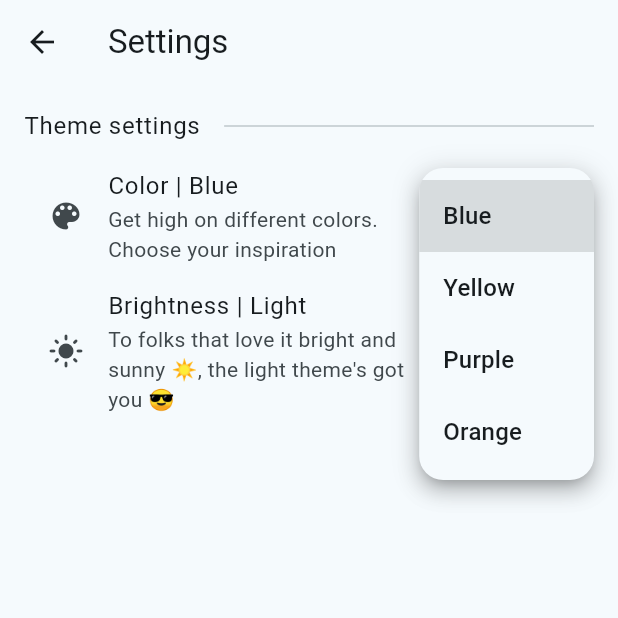
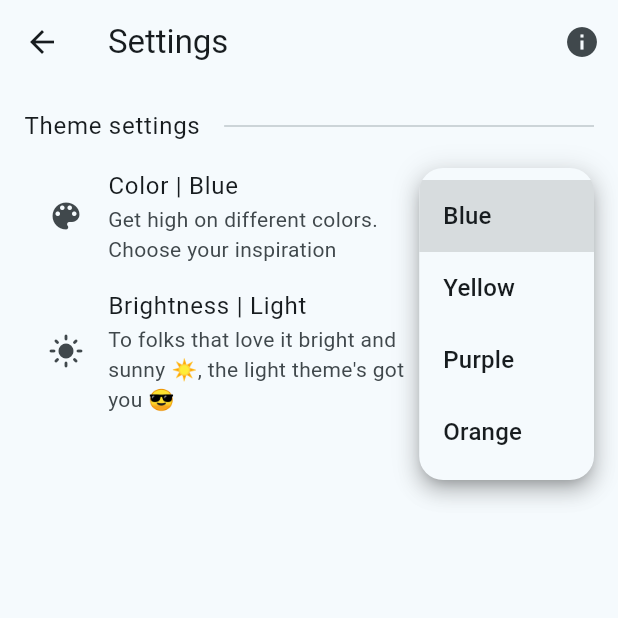
Before and after one commit to Daeon97/nim_track, a Flutter app: the SettingsScreen screen opened by its route, after a tap on the "arrow drop down" icon, on a phone screen of 412 x 824 dp, the top half of it. Run offline on Flutter 3.47's test engine with Material 2 defaults, Android fonts, the light colour scheme and no system bars; our stand-ins replace dartz, equatable, flutter_bloc, flutter_dotenv, get_it, hydrated_bloc; missing offline and left inert: amplify_api, amplify_flutter, mapbox_maps_flutter; statements that could not run were skipped.

Commit message:
Added about action to settings, modified README.md

```diff
--- a/lib/core/resources/strings.dart
+++ b/lib/core/resources/strings.dart
@@ -1,4 +1,4 @@
-// ignore_for_file: public_member_api_docs
+// ignore_for_file: public_member_api_docs, lines_longer_than_80_chars
 
 // Routes
 const defaultScreenRoute = '/';
@@ -47,6 +47,9 @@ const purpleLiteral = 'Purple';
 const orangeLiteral = 'Orange';
 const colorExplanationLiteral =
     'Get high on different colors. Choose your inspiration';
+const applicationNameLiteral = 'NimTrack';
+const applicationShortDescriptionLiteral =
+    "A prototype for a mobile app interface for an IoT-enabled animal tracking system built by Engels Immanuel for TETFAIR, powered by Flutter, Clean Architecture, AWS Amplify, GraphQL, Felix Angelov's BLoC/Hydrated BLoC, Get It and several other open source flutter packages/libraries. No animals were harmed in the development of this app";
 
 // Special characters
 const percentage = '%';
--- a/lib/features/settings/presentation/screens/settings_screen.dart
+++ b/lib/features/settings/presentation/screens/settings_screen.dart
@@ -19,6 +19,16 @@ class _SettingsScreenState extends State<SettingsScreen> {
           title: const Text(
             settingsLiteral,
           ),
+          actions: [
+            IconButton(
+              onPressed: () => _onAboutClicked(
+                context: context,
+              ),
+              icon: const Icon(
+                Icons.info,
+              ),
+            ),
+          ],
         ),
         body: const SingleChildScrollView(
           padding: EdgeInsetsDirectional.symmetric(
@@ -38,4 +48,14 @@ class _SettingsScreenState extends State<SettingsScreen> {
           ),
         ),
       );
+
+  void _onAboutClicked({
+    required BuildContext context,
+  }) {
+    showAboutDialog(
+      context: context,
+      applicationName: applicationNameLiteral,
+      applicationLegalese: applicationShortDescriptionLiteral,
+    );
+  }
 }
```
Also changed, not shown: 1 other file.
